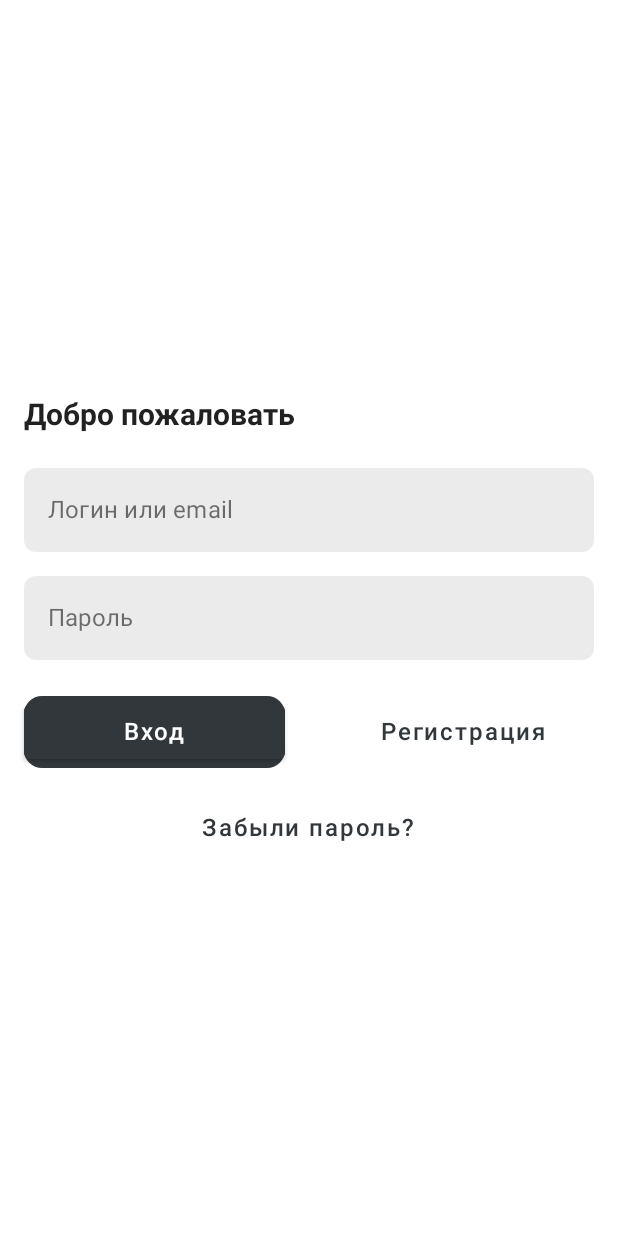
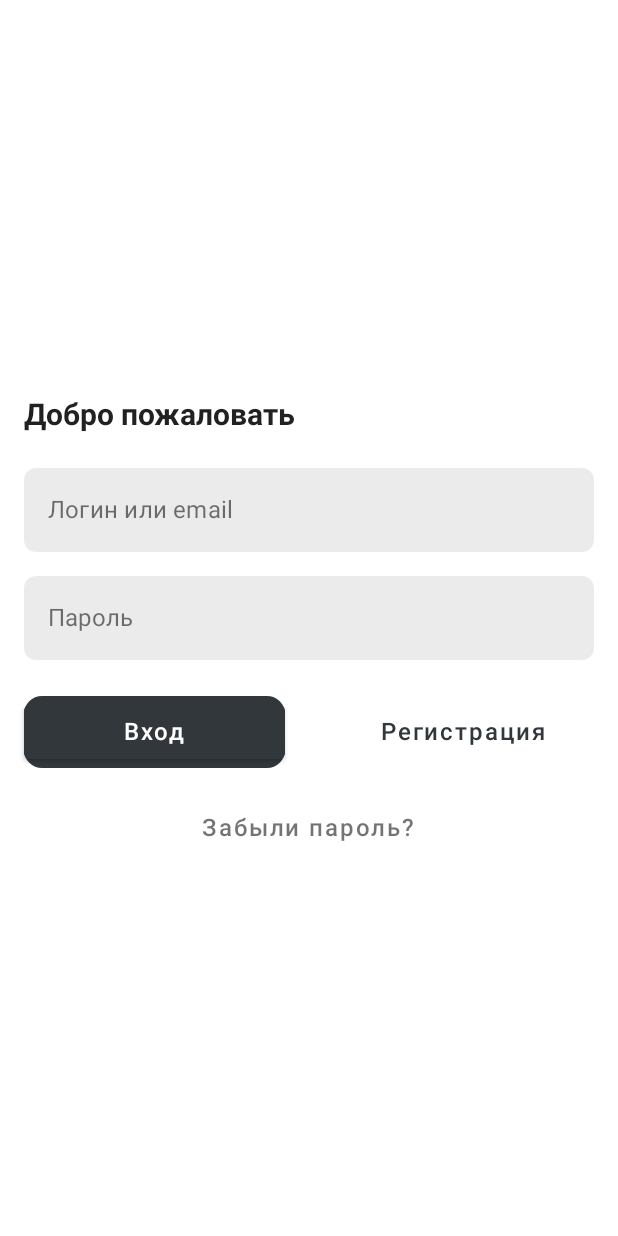
Before and after one commit to YellowFoxy/KmmHackaton, an Android app built with Jetpack Compose: the screen it shows after launch (MainActivity), on a phone screen of 412 x 824 dp. Run offline under Robolectric (Android 15) with nearby library versions, the phone set to English and light mode, and no system bars.

Commit message:
TextColor

```diff
--- a/androidApp/src/main/java/ru/sber/hackathon/view/auth/AuthScreen.kt
+++ b/androidApp/src/main/java/ru/sber/hackathon/view/auth/AuthScreen.kt
@@ -110,7 +110,7 @@ fun AuthScreen() {
                 ),
                 keyboardOptions = KeyboardOptions(imeAction = ImeAction.Next),
                 value = login,
-                onValueChange = { login = it },
+                onValueChange = { changedValue -> login = changedValue },
                 placeholder = {
                     Text(text = stringResource(R.string.loginOrEmail))
                 }
@@ -222,7 +222,8 @@ fun AuthScreen() {
                 }) {
                 Text(
                     fontSize = 16.sp,
-                    text = stringResource(R.string.forgotPassword)
+                    text = stringResource(R.string.forgotPassword),
+                    color = Color(0x8C000000)
                 )
             }
         }
```
